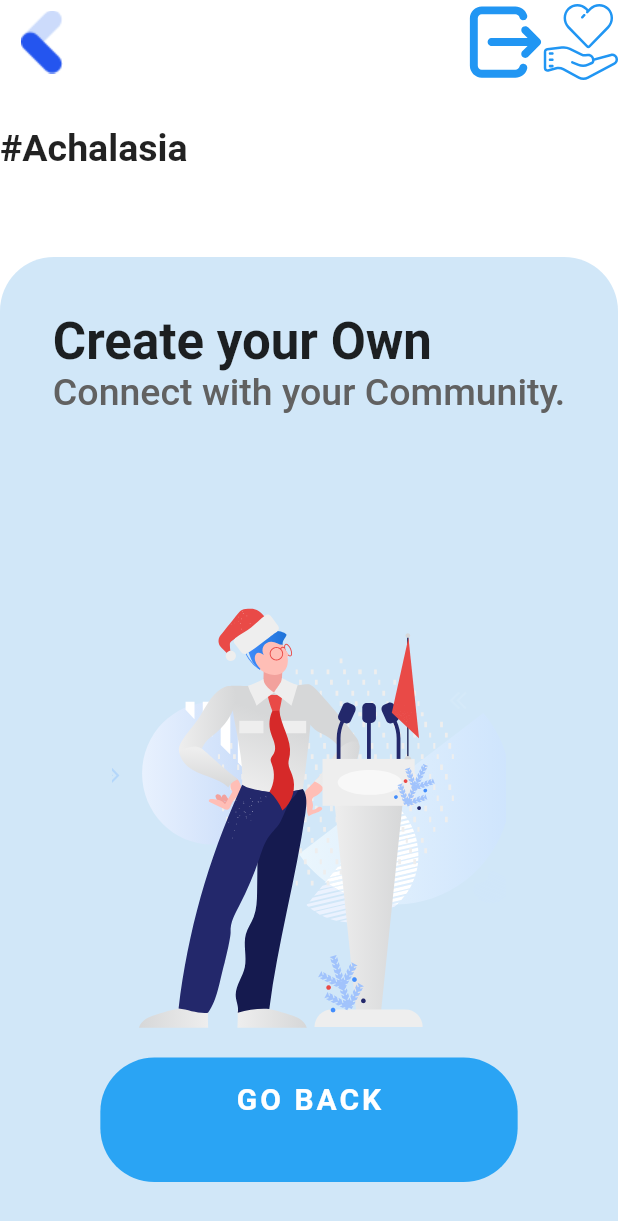
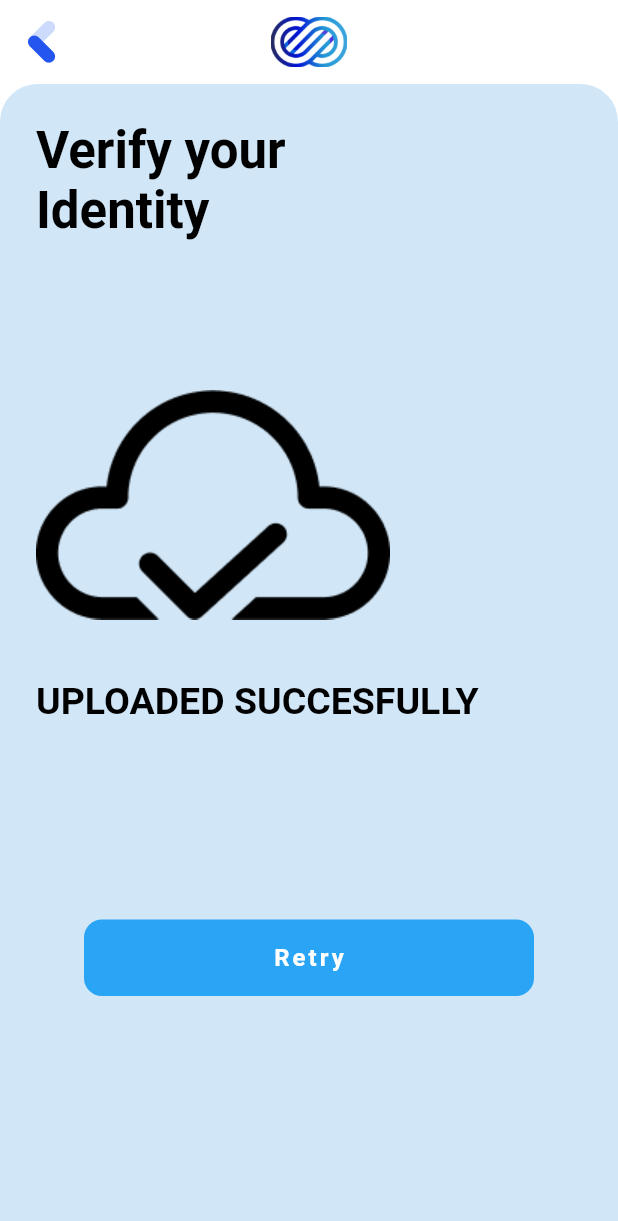
Before and after one commit to woinbo/Dreave, a Flutter app: the AuthScreen screen opened by its route, after a tap on "DONE", on a phone screen of 412 x 824 dp. Shown: the top 1221 px of the screen. Run offline on Flutter 3.47's test engine with Material 2 defaults, Android fonts, the phone set to English and light mode, and no system bars; our stand-ins replace firebase_core, flutter_svg, font_awesome_flutter, shared_preferences; accounts and stored records are empty; project files that could hold a hidden picture were left out.

Commit message:
-added IdentityVerifyScreen

```diff
--- a/lib/UI/views/authScreen/authScreen.dart
+++ b/lib/UI/views/authScreen/authScreen.dart
@@ -3,6 +3,7 @@ import 'package:font_awesome_flutter/font_awesome_flutter.dart';
 import 'package:solution_challenge/UI/views/createPostScreen/homeandpost3.dart';
 import 'package:solution_challenge/UI/views/userPermission/internetConnection.dart';
 import 'package:solution_challenge/UI/views/userPermission/permissionNeeded.dart';
+import 'package:solution_challenge/UI/views/verifyMobileScreen/verifyYourIdentity.dart';
 // import 'package:solution_challenge/UI/views/authScreen/authController.dart';
 import 'package:solution_challenge/UI/widgets/divider.dart';
 import 'package:solution_challenge/config/assets.dart';
@@ -202,7 +203,7 @@ class _AuthScreenState extends State<AuthScreen> {
                             //  context, ROUTES.SEARCH_COMM, (route) => false);
                             Navigator.push(
     context,
-    MaterialPageRoute(builder: (context) =>Homeandpost3()),
+    MaterialPageRoute(builder: (context) =>  VerifyYourIdenity()),
   );
                         },
                         child: Container(
--- a/lib/UI/views/verifyMobileScreen/verifyYourIdentity.dart
+++ b/lib/UI/views/verifyMobileScreen/verifyYourIdentity.dart
@@ -0,0 +1,106 @@
+import 'package:flutter/material.dart';
+import 'package:font_awesome_flutter/font_awesome_flutter.dart';
+import 'package:solution_challenge/config/assets.dart';
+
+class VerifyYourIdenity extends StatefulWidget {
+  @override
+  _VerifyYourIdenity createState() => _VerifyYourIdenity();
+}
+
+class _VerifyYourIdenity extends State<VerifyYourIdenity>{
+  @override
+  Widget build(BuildContext context) {
+    return Scaffold(
+      appBar: AppBar(
+        elevation: 0,
+        leading: Image.asset(
+          Assets.backIcon,
+          scale: 1.5,
+        ),
+        title: Image.asset(
+          Assets.logo,
+          scale: 36,
+        ),
+        centerTitle: true,
+        backgroundColor: Colors.white,
+      ),
+      body: SafeArea(
+        child: Container(
+          padding: EdgeInsets.symmetric(horizontal: 24, vertical: 24),
+          width: MediaQuery.of(context).size.width,
+          decoration: BoxDecoration(
+            color: Color(0xff007AD9).withOpacity(0.18),
+            borderRadius: BorderRadius.only(
+              topLeft: Radius.circular(25.0),
+              topRight: Radius.circular(25.0),
+            ),
+          ),
+          child: Column(
+            crossAxisAlignment: CrossAxisAlignment.start,
+            children: [
+              Text(
+                "Verify your \nIdentity",
+                style: TextStyle(
+                  fontSize: 34,
+                  fontWeight: FontWeight.bold,
+                  color: Colors.black,
+                ),
+              ),
+
+              SizedBox(
+                height:100,
+              ),
+              Image.asset(
+                Assets.kVerify,
+              ),
+              SizedBox(
+               height: 40
+              ),
+              Text(
+                "UPLOADED SUCCESFULLY",
+                style: TextStyle(
+                  fontSize: 25,
+                  fontWeight: FontWeight.bold,
+                  color: Colors.black,
+                ),
+              ),
+              SizedBox(
+              height: 123,
+              ),
+              GestureDetector(
+
+                            onTap: () {},
+                            child: Container(
+                              margin: EdgeInsets.symmetric(
+                                horizontal:32.0, vertical:8.0
+                              ),
+                              padding: EdgeInsets.symmetric(
+                                  horizontal: 80, vertical: 16),
+                              decoration: BoxDecoration(
+                                color: Color(0xff2AA4F4),
+                                borderRadius: BorderRadius.all(
+                                  Radius.circular(12.0),
+                                ),
+                              ),
+                              child: Center(
+                                child: Text(
+                                "Retry",
+                                  style: TextStyle(
+                                    color: Colors.white,
+                                    fontSize: 16,
+                                    fontWeight: FontWeight.bold,
+                                    letterSpacing: 2,
+                                  ),
+                                ),
+                              ),
+                            ),
+                          ),
+            ],
+          ),
+
+        ),
+      ),
+    );
+  }
+
+}
```
